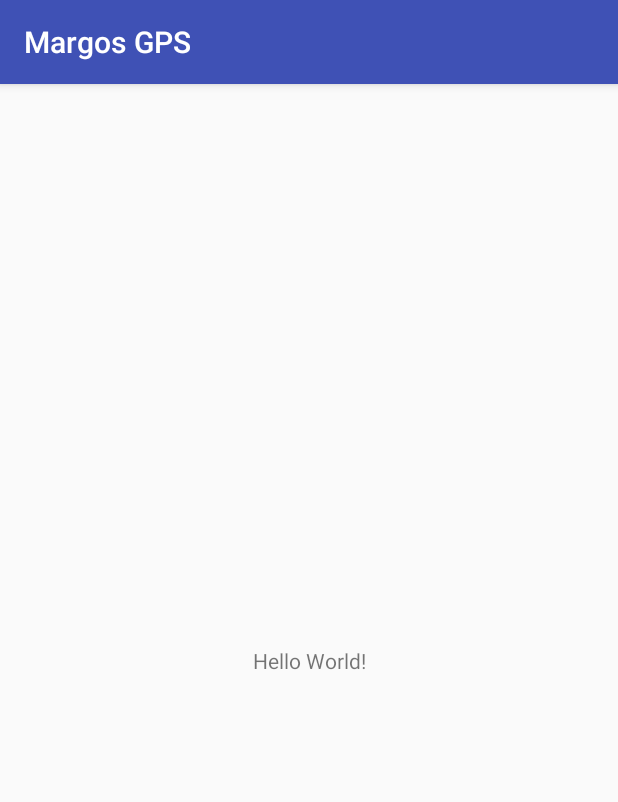
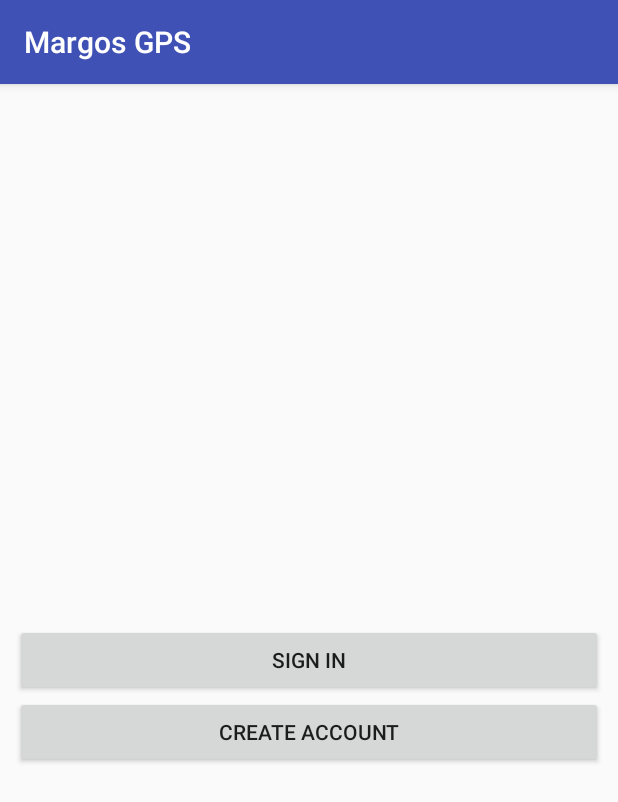
Before and after one commit to LaylaAddi/Margo-s-GPS, an Android app: the screen it shows after launch (MainActivity), on a phone screen of 412 x 824 dp. Shown: the top 802 px of the screen. Run offline under Robolectric (Android 15) with nearby library versions, the phone set to English and light mode, and no system bars; libraries missing offline, so code that uses them is left out: com.parse; 6 statements that could not run were skipped.

Commit message:
redirect to create screen

```diff
--- a/app/src/main/AndroidManifest.xml
+++ b/app/src/main/AndroidManifest.xml
@@ -1,8 +1,10 @@
 <?xml version="1.0" encoding="utf-8"?>
 <manifest xmlns:android="http://schemas.android.com/apk/res/android"
           package="com.chesnowitz.margosgps">
+
     <uses-permission android:name="android.permission.INTERNET"/>
     <uses-permission android:name="android.permission.ACCESS_NETWORK_STATE"/>
+
     <application
         android:name=".ParseServer"
         android:allowBackup="true"
@@ -18,6 +20,8 @@
                 <category android:name="android.intent.category.LAUNCHER"/>
             </intent-filter>
         </activity>
+        <activity android:name=".CreateAccount">
+        </activity>
     </application>
 
 </manifest>
--- a/app/src/main/java/com/chesnowitz/margosgps/MainActivity.java
+++ b/app/src/main/java/com/chesnowitz/margosgps/MainActivity.java
@@ -1,13 +1,32 @@
 package com.chesnowitz.margosgps;
 
+import android.content.Intent;
 import android.support.v7.app.AppCompatActivity;
 import android.os.Bundle;
+import android.view.View;
+import android.widget.Button;
 
-public class MainActivity extends AppCompatActivity {
-
+public class MainActivity extends AppCompatActivity implements View.OnClickListener{
+  private Button signInButton;
+  private Button createAccountButton;
   @Override
   protected void onCreate(Bundle savedInstanceState) {
     super.onCreate(savedInstanceState);
     setContentView(R.layout.activity_main);
+    signInButton = (Button) findViewById(R.id.signInButton);
+    createAccountButton = (Button) findViewById(R.id.createAccountButton);
+
+    signInButton.setOnClickListener(this);
+    createAccountButton.setOnClickListener(this);
+  }
+
+  @Override
+  public void onClick(View v) {
+    switch (v.getId()) {
+      case R.id.signInButton:
+        break;
+      case R.id.createAccountButton:
+        startActivity(new Intent(MainActivity.this, CreateAccount.class));
+    }
   }
 }
--- a/app/src/main/res/layout/activity_main.xml
+++ b/app/src/main/res/layout/activity_main.xml
@@ -7,13 +7,35 @@
     android:layout_height="match_parent"
     tools:context="com.chesnowitz.margosgps.MainActivity">
 
-    <TextView
-        android:layout_width="wrap_content"
-        android:layout_height="wrap_content"
-        android:text="Hello World!"
+    <RelativeLayout
+        android:layout_width="match_parent"
+        android:layout_height="match_parent"
+        android:padding="10dp"
         app:layout_constraintBottom_toBottomOf="parent"
         app:layout_constraintLeft_toLeftOf="parent"
         app:layout_constraintRight_toRightOf="parent"
-        app:layout_constraintTop_toTopOf="parent"/>
+        app:layout_constraintTop_toTopOf="parent"
+        app:layout_constraintHorizontal_bias="0.0"
+        app:layout_constraintVertical_bias="0.0">
 
+        <Button
+            android:id="@+id/signInButton"
+            android:layout_width="match_parent"
+            android:layout_height="wrap_content"
+            android:layout_alignParentLeft="true"
+            android:layout_alignParentStart="true"
+            android:layout_centerVertical="true"
+            android:elevation="11dp"
+            android:text="Sign In"/>
+        <Button
+            android:id="@+id/createAccountButton"
+            android:layout_width="match_parent"
+            android:layout_height="wrap_content"
+            android:text="Create Account"
+            android:layout_below="@+id/signInButton"
+            android:layout_alignParentLeft="true"
+            android:layout_alignParentStart="true"/>
+
+
+    </RelativeLayout>
 </android.support.constraint.ConstraintLayout>
```
Also changed, not shown: app/src/main/java/com/chesnowitz/margosgps/CreateAccount.java (added, +17 -0 lines), app/src/main/res/layout/activity_create_account.xml (added, +61 -0 lines).
